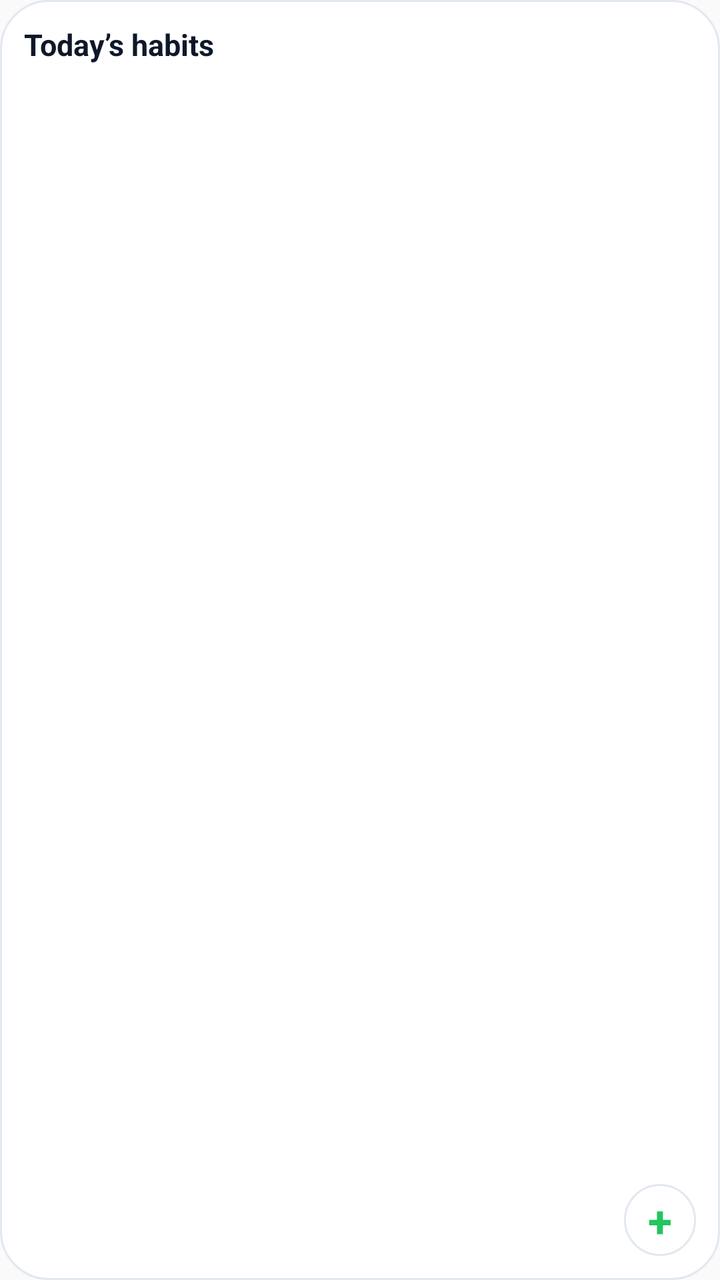
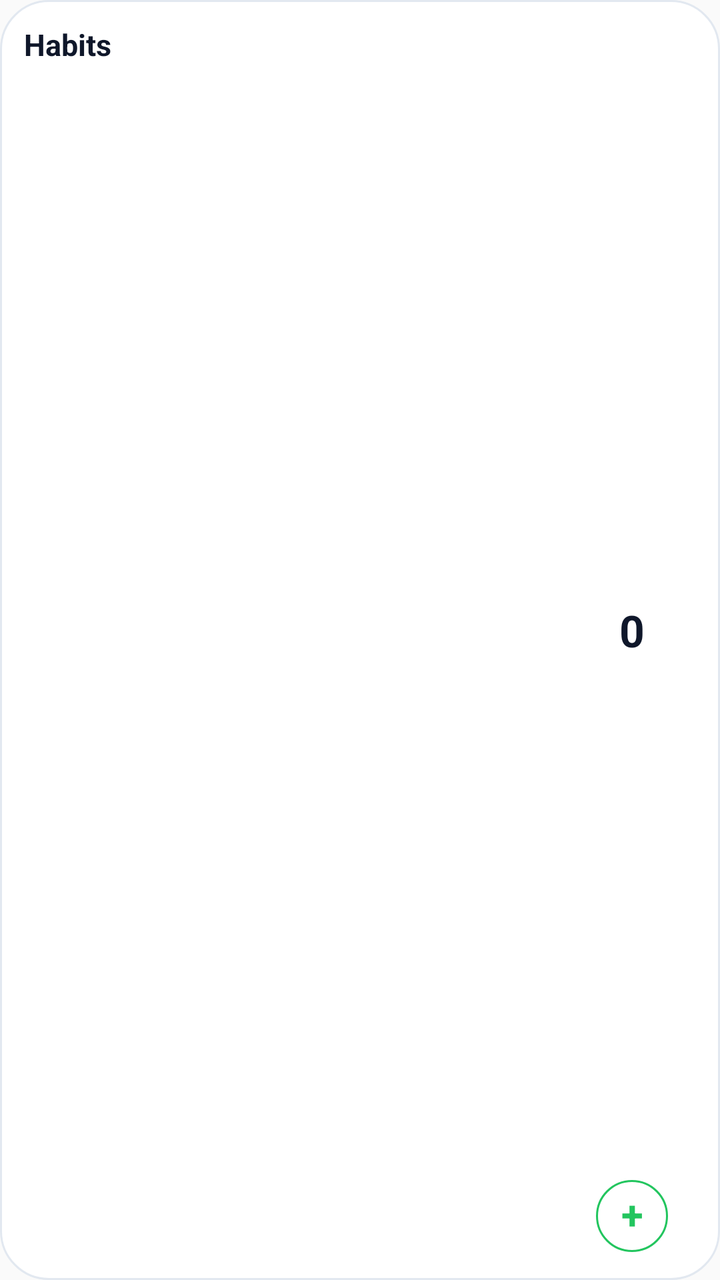

Two renders of the same Android screen: before a commit and after it. Below are the layout's source before the change and the commit's diff.
<!-- AndroidManifest.xml: application theme AppTheme -->
<!-- res/layout/widget_habits.xml -->
<?xml version="1.0" encoding="utf-8"?>
<FrameLayout xmlns:android="http://schemas.android.com/apk/res/android"
    android:id="@+id/widget_habits_root"
    android:layout_width="match_parent"
    android:layout_height="match_parent"
    android:background="@drawable/widget_card_bg"
    android:padding="12dp">

    <LinearLayout
        android:layout_width="match_parent"
        android:layout_height="match_parent"
        android:orientation="vertical"
        android:paddingBottom="40dp">

        <TextView
            android:id="@+id/widget_habits_header"
            android:layout_width="match_parent"
            android:layout_height="wrap_content"
            android:layout_marginBottom="6dp"
            android:ellipsize="end"
            android:maxLines="1"
            android:text="Today’s habits"
            android:textColor="@color/widget_text"
            android:textSize="15sp"
            android:textStyle="bold" />

        <TextView
            android:id="@+id/widget_habits_empty"
            android:layout_width="match_parent"
            android:layout_height="wrap_content"
            android:text="@string/widget_habits_empty"
            android:textColor="@color/widget_muted"
            android:textSize="12sp"
            android:visibility="gone" />

        <ListView
            android:id="@+id/widget_habits_list"
            android:layout_width="match_parent"
            android:layout_height="0dp"
            android:layout_weight="1"
            android:divider="@android:color/transparent"
            android:dividerHeight="2dp"
            android:scrollbars="vertical" />
    </LinearLayout>

    
    <TextView
        android:id="@+id/widget_habits_add"
        android:layout_width="36dp"
        android:layout_height="36dp"
        android:layout_gravity="bottom|end"
        android:background="@drawable/widget_card_bg"
        android:contentDescription="@string/widget_habits_add"
        android:gravity="center"
        android:text="+"
        android:textColor="@color/widget_accent"
        android:textSize="22sp"
        android:textStyle="bold" />
</FrameLayout>
<!-- resources referenced by this layout -->
<resources>
  <color name="widget_accent">#22C55E</color>
  <color name="widget_muted">#64748B</color>
  <color name="widget_text">#0F172A</color>
  <!-- drawable widget_card_bg (drawable) -->
  <?xml version="1.0" encoding="utf-8"?>
  <shape xmlns:android="http://schemas.android.com/apk/res/android">
      <solid android:color="@color/widget_surface" />
      <corners android:radius="24dp" />
      <stroke android:width="1dp" android:color="@color/widget_line" />
  </shape>
  <string name="widget_habits_add">Open Ascend to add a habit</string>
  <string name="widget_habits_empty">No habits scheduled today</string>
  <style name="AppTheme" parent="Theme.AppCompat.Light.DarkActionBar">
          
          <item name="colorPrimary">@color/colorPrimary</item>
          <item name="colorPrimaryDark">@color/colorPrimaryDark</item>
          <item name="colorAccent">@color/colorAccent</item>
      </style>
  <color name="widget_surface">#FFFFFF</color>
  <color name="widget_line">#E2E8F0</color>
  <color name="colorPrimary">#23C15D</color>
  <color name="colorPrimaryDark">#F8FAF9</color>
  <color name="colorAccent">#23C15D</color>
</resources>

<!-- the commit's change to res/layout/widget_habits.xml (unified diff, before → after) -->
@@ -1,59 +1,109 @@
 <?xml version="1.0" encoding="utf-8"?>
-<FrameLayout xmlns:android="http://schemas.android.com/apk/res/android"
+<LinearLayout xmlns:android="http://schemas.android.com/apk/res/android"
     android:id="@+id/widget_habits_root"
     android:layout_width="match_parent"
     android:layout_height="match_parent"
     android:background="@drawable/widget_card_bg"
-    android:padding="12dp">
+    android:clipChildren="false"
+    android:clipToPadding="false"
+    android:orientation="vertical"
+    android:paddingStart="12dp"
+    android:paddingTop="12dp"
+    android:paddingEnd="10dp"
+    android:paddingBottom="12dp">
 
+    <TextView
+        android:id="@+id/widget_habits_header"
+        android:layout_width="match_parent"
+        android:layout_height="wrap_content"
+        android:layout_marginBottom="8dp"
+        android:ellipsize="end"
+        android:maxLines="1"
+        android:text="Habits"
+        android:textColor="@color/widget_text"
+        android:textSize="15sp"
+        android:textStyle="bold" />
+
+    
     <LinearLayout
         android:layout_width="match_parent"
-        android:layout_height="match_parent"
-        android:orientation="vertical"
-        android:paddingBottom="40dp">
+        android:layout_height="0dp"
+        android:layout_weight="1"
+        android:clipChildren="false"
+        android:clipToPadding="false"
+        android:orientation="horizontal">
 
-        <TextView
-            android:id="@+id/widget_habits_header"
-            android:layout_width="match_parent"
-            android:layout_height="wrap_content"
-            android:layout_marginBottom="6dp"
-            android:ellipsize="end"
-            android:maxLines="1"
-            android:text="Today’s habits"
-            android:textColor="@color/widget_text"
-            android:textSize="15sp"
-            android:textStyle="bold" />
+        <FrameLayout
+            android:layout_width="0dp"
+            android:layout_height="match_parent"
+            android:layout_weight="0.8"
+            android:clipChildren="false"
+            android:clipToPadding="false">
 
-        <TextView
-            android:id="@+id/widget_habits_empty"
-            android:layout_width="match_parent"
-            android:layout_height="wrap_content"
-            android:text="@string/widget_habits_empty"
-            android:textColor="@color/widget_muted"
-            android:textSize="12sp"
-            android:visibility="gone" />
+            <TextView
+                android:id="@+id/widget_habits_empty"
+                android:layout_width="match_parent"
+                android:layout_height="wrap_content"
+                android:layout_gravity="center"
+                android:gravity="center"
+                android:text="@string/widget_habits_empty"
+                android:textColor="@color/widget_muted"
+                android:textSize="12sp"
+                android:visibility="gone" />
 
-        <ListView
-            android:id="@+id/widget_habits_list"
-            android:layout_width="match_parent"
-            android:layout_height="0dp"
-            android:layout_weight="1"
-            android:divider="@android:color/transparent"
-            android:dividerHeight="2dp"
-            android:scrollbars="vertical" />
+            <ListView
+                android:id="@+id/widget_habits_list"
+                android:layout_width="match_parent"
+                android:layout_height="match_parent"
+                android:clipChildren="false"
+                android:clipToPadding="false"
+                android:divider="@android:color/transparent"
+                android:dividerHeight="6dp"
+                android:fadingEdgeLength="0dp"
+                android:listSelector="@android:color/transparent"
+                android:paddingEnd="6dp"
+                android:scrollbars="none" />
+        </FrameLayout>
+
+        <LinearLayout
+            android:layout_width="0dp"
+            android:layout_height="match_parent"
+            android:layout_weight="0.2"
+            android:clipChildren="false"
+            android:clipToPadding="false"
+            android:gravity="center_horizontal"
+            android:orientation="vertical">
+
+            <FrameLayout
+                android:layout_width="match_parent"
+                android:layout_height="0dp"
+                android:layout_weight="1">
+
+                <TextView
+                    android:id="@+id/widget_habits_count"
+                    android:layout_width="match_parent"
+                    android:layout_height="wrap_content"
+                    android:layout_gravity="center"
+                    android:gravity="center"
+                    android:text="0"
+                    android:textColor="@color/widget_text"
+                    android:textSize="22sp"
+                    android:textStyle="bold" />
+            </FrameLayout>
+
+            <TextView
+                android:id="@+id/widget_habits_add"
+                android:layout_width="36dp"
+                android:layout_height="36dp"
+                android:layout_marginBottom="2dp"
+                android:background="@drawable/widget_fab_circle"
+                android:contentDescription="@string/widget_habits_add"
+                android:gravity="center"
+                android:includeFontPadding="false"
+                android:text="+"
+                android:textColor="@color/widget_accent"
+                android:textSize="20sp"
+                android:textStyle="bold" />
+        </LinearLayout>
     </LinearLayout>
-
-    
-    <TextView
-        android:id="@+id/widget_habits_add"
-        android:layout_width="36dp"
-        android:layout_height="36dp"
-        android:layout_gravity="bottom|end"
-        android:background="@drawable/widget_card_bg"
-        android:contentDescription="@string/widget_habits_add"
-        android:gravity="center"
-        android:text="+"
-        android:textColor="@color/widget_accent"
-        android:textSize="22sp"
-        android:textStyle="bold" />
-</FrameLayout>
+</LinearLayout>
<!-- resource entries referenced after the edit -->
@@ -10,7 +10,16 @@
       <corners android:radius="24dp" />
       <stroke android:width="1dp" android:color="@color/widget_line" />
   </shape>
-  <string name="widget_habits_add">Open Ascend to add a habit</string>
+  <!-- drawable widget_fab_circle (drawable) -->
+  <?xml version="1.0" encoding="utf-8"?>
+  <shape xmlns:android="http://schemas.android.com/apk/res/android"
+      android:shape="oval">
+      <solid android:color="@color/widget_fab" />
+      <stroke
+          android:width="1dp"
+          android:color="@color/widget_accent" />
+  </shape>
+  <string name="widget_habits_add">Open Ascend to add</string>
   <string name="widget_habits_empty">No habits scheduled today</string>
   <style name="AppTheme" parent="Theme.AppCompat.Light.DarkActionBar">
           
@@ -20,6 +29,7 @@
       </style>
   <color name="widget_surface">#FFFFFF</color>
   <color name="widget_line">#E2E8F0</color>
+  <color name="widget_fab">#FFFFFF</color>
   <color name="colorPrimary">#23C15D</color>
   <color name="colorPrimaryDark">#F8FAF9</color>
   <color name="colorAccent">#23C15D</color>
